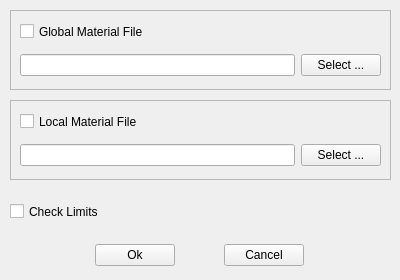
Above: src/OpenParEMg/SelectMaterialsDatabase.ui from OpenParEM/OpenParEM before the change. Below: the same form after it.
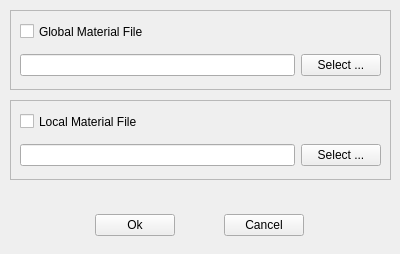
That is the form after the change.

Commit message: fixed wire->path for closed wires; added default boundary material selector

```diff
--- a/src/OpenParEMg/SelectMaterialsDatabase.ui
+++ b/src/OpenParEMg/SelectMaterialsDatabase.ui
@@ -7,7 +7,7 @@
     <x>0</x>
     <y>0</y>
     <width>400</width>
-    <height>280</height>
+    <height>254</height>
    </rect>
   </property>
   <property name="windowTitle">
@@ -17,7 +17,7 @@
    <property name="geometry">
     <rect>
      <x>9</x>
-     <y>240</y>
+     <y>210</y>
      <width>381</width>
      <height>31</height>
     </rect>
@@ -218,19 +218,6 @@
     </property>
    </widget>
   </widget>
-  <widget class="QCheckBox" name="checkLimits">
-   <property name="geometry">
-    <rect>
-     <x>10</x>
-     <y>200</y>
-     <width>121</width>
-     <height>23</height>
-    </rect>
-   </property>
-   <property name="text">
-    <string>Check Limits</string>
-   </property>
-  </widget>
  </widget>
  <resources/>
  <connections/>
```
The commit also changes 11 other files.
